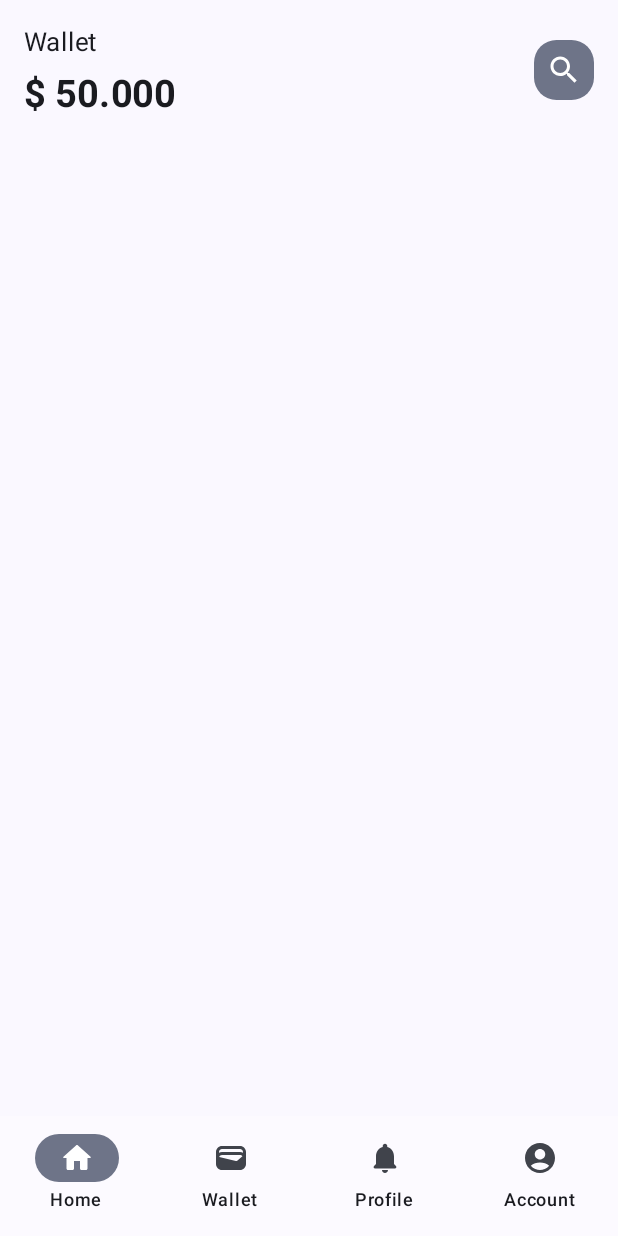
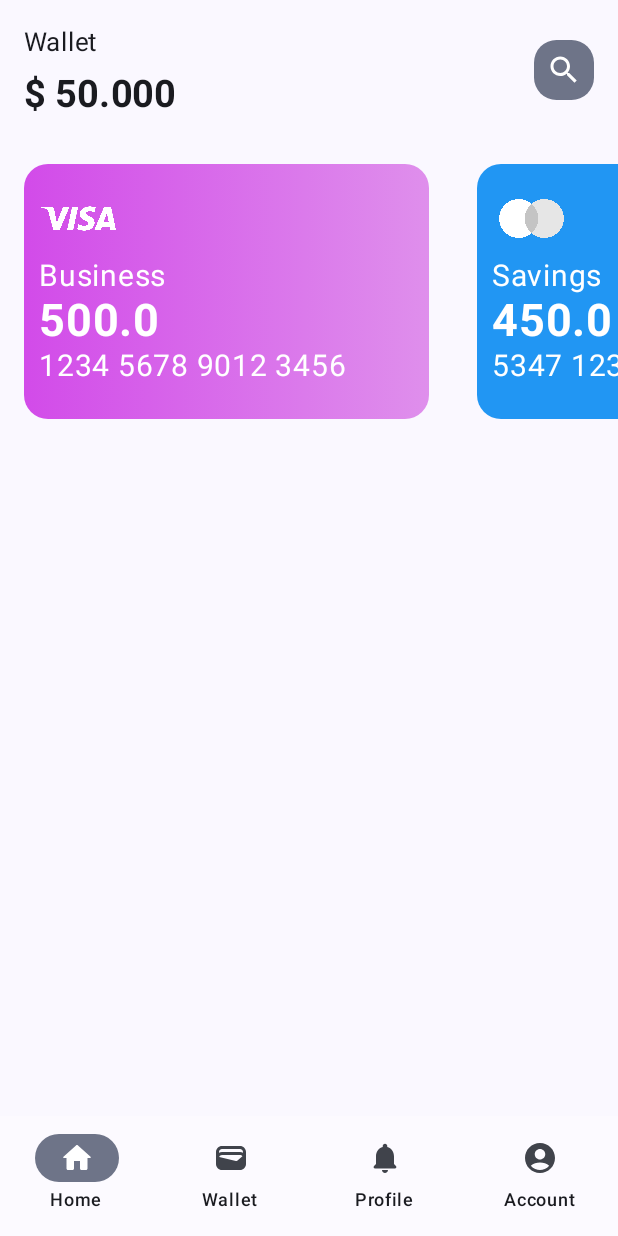
Before and after one commit to NguyenCaoThien/simplebankingui-kotlin, an Android app built with Jetpack Compose: the screen it shows after launch (MainActivity), on a phone screen of 412 x 824 dp. Run offline under Robolectric (Android 15) with nearby library versions, the phone set to English and light mode, and no system bars.

Commit message:
add banking card section

```diff
--- a/app/src/main/java/com/example/simplebankinguiapp_kotlin/MainActivity.kt
+++ b/app/src/main/java/com/example/simplebankinguiapp_kotlin/MainActivity.kt
@@ -21,6 +21,7 @@ import androidx.compose.ui.graphics.Color
 import androidx.compose.ui.tooling.preview.Preview
 import androidx.compose.ui.unit.dp
 import com.example.simplebankinguiapp_kotlin.component.BottomNavigationBar
+import com.example.simplebankinguiapp_kotlin.component.CardSection
 import com.example.simplebankinguiapp_kotlin.component.WalletSection
 import com.example.simplebankinguiapp_kotlin.ui.theme.SimpleBankingUIAppKotlinTheme
 
@@ -65,6 +66,7 @@ fun HomeScreen () {
        .padding(padding)) {
            // Wallet section Content of the screen
            WalletSection()
+           CardSection()
           // Spacer(modifier = Modifier.height(16.dp))
        }
    }
--- /dev/null
+++ b/app/src/main/java/com/example/simplebankinguiapp_kotlin/component/CardSection.kt
@@ -0,0 +1,112 @@
+package com.example.simplebankinguiapp_kotlin.component
+
+import android.media.Image
+import androidx.compose.foundation.Image
+import androidx.compose.foundation.background
+import androidx.compose.foundation.layout.Box
+import androidx.compose.foundation.layout.Column
+import androidx.compose.foundation.layout.fillMaxWidth
+import androidx.compose.foundation.layout.height
+import androidx.compose.foundation.layout.padding
+import androidx.compose.foundation.layout.width
+import androidx.compose.foundation.lazy.LazyRow
+import androidx.compose.foundation.shape.RoundedCornerShape
+import androidx.compose.material3.Card
+import androidx.compose.material3.CardColors
+import androidx.compose.material3.MaterialTheme
+import androidx.compose.material3.Text
+import androidx.compose.runtime.Composable
+import androidx.compose.ui.Modifier
+import androidx.compose.ui.draw.clip
+import androidx.compose.ui.graphics.Brush
+import androidx.compose.ui.graphics.Color
+import androidx.compose.ui.res.painterResource
+import androidx.compose.ui.text.font.FontWeight
+import androidx.compose.ui.tooling.preview.Preview
+import androidx.compose.ui.unit.dp
+import androidx.compose.ui.unit.sp
+import com.example.simplebankinguiapp_kotlin.R
+import com.example.simplebankinguiapp_kotlin.model.BankingCard
+import com.example.simplebankinguiapp_kotlin.model.CardColor
+import com.example.simplebankinguiapp_kotlin.ui.theme.BlueStart
+import com.example.simplebankinguiapp_kotlin.ui.theme.GreenStart
+import com.example.simplebankinguiapp_kotlin.ui.theme.OrangeStart
+import com.example.simplebankinguiapp_kotlin.ui.theme.PurpleEnd
+import com.example.simplebankinguiapp_kotlin.ui.theme.PurpleStart
+
+@Preview
+@Composable
+fun CardSection() {
+    LazyRow(){
+        item {
+            CommonCard(
+                card = BankingCard(
+                    "VISA",
+                    "Business",
+                    500.0,
+                    "1234 5678 9012 3456",
+                    CardColor(PurpleStart, PurpleEnd),
+                    R.drawable.ic_visa))
+        }
+        item {
+            CommonCard(
+                card = BankingCard(
+                    "MASTERCARD",
+                    "Savings",
+                    450.0,
+                    "5347 1233 2456 9879",
+                    CardColor(BlueStart, BlueStart),
+                    R.drawable.ic_mastercard))
+        }
+        item {
+            CommonCard(
+                card = BankingCard(
+                    "MASTERCARD",
+                    "Learnings",
+                    900.0,
+                    "5347 3325 4567 5689",
+                    CardColor(OrangeStart, OrangeStart),
+                    R.drawable.ic_mastercard))
+        }
+        item {
+            CommonCard(
+                card = BankingCard(
+                    "MASTERCARD",
+                    "Trips",
+                    600.0,
+                    "5347 6300 4599 1278",
+                    CardColor(GreenStart, GreenStart),
+                    R.drawable.ic_mastercard))
+        }
+    }
+}
+
+@Composable
+fun CommonCard(card: BankingCard) {
+    Box(
+        modifier = Modifier
+            .padding(16.dp)
+            .clip(RoundedCornerShape(16.dp))
+            .background(
+                brush = Brush.horizontalGradient(
+                    colors = listOf(card.color.startColor, card.color.endColor)
+                )
+            )
+    ){
+        Column(
+            modifier = Modifier.padding(10.dp).width(250.dp).height(150.dp)
+        ) {
+            Image(
+              painter = painterResource(id = card.image),
+              contentDescription = card.name,
+                modifier = Modifier
+                    .padding(1.dp)
+                    .width(50.dp)
+                    .height(50.dp)
+            )
+            Text(text = card.name, color = Color.White , fontSize = 20.sp)
+            Text(text = card.balance.toString(),color = Color.White, fontSize = 30.sp,  fontWeight = FontWeight.Bold)
+            Text(text = card.number, color = Color.White, fontSize = 20.sp)
+        }
+    }
+}
--- /dev/null
+++ b/app/src/main/java/com/example/simplebankinguiapp_kotlin/model/Card.kt
@@ -0,0 +1,19 @@
+package com.example.simplebankinguiapp_kotlin.model
+
+import androidx.compose.material3.CardColors
+import androidx.compose.ui.graphics.Brush
+import androidx.compose.ui.graphics.Color
+
+data class BankingCard(
+    val type: String,
+    val name: String,
+    val balance: Double,
+    val number: String,
+    val color: CardColor,
+    val image: Int
+)
+
+data class CardColor(
+    val startColor: Color,
+    val endColor: Color
+)
```
Also changed, not shown: app/src/main/res/drawable/ic_mastercard.png (added), app/src/main/res/drawable/ic_visa.png (added), 246 other files.
